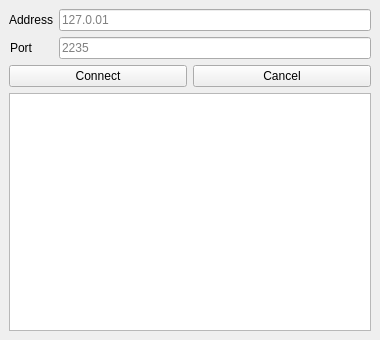
This is rl_ui/hyperbotconnect.ui in SandSnip3r/Hyperbot as Qt 5 draws it before an edit. The edited form follows.
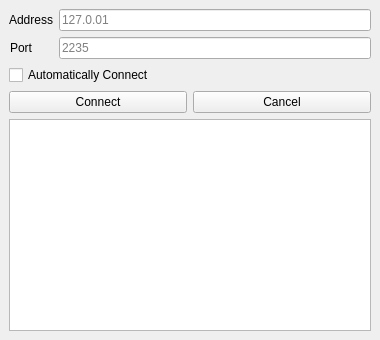
This is the edited form.

Commit message: Automatically reconnect, no max tries.

Patch:
```diff
--- a/rl_ui/hyperbotconnect.ui
+++ b/rl_ui/hyperbotconnect.ui
@@ -50,6 +50,13 @@
       </item>
      </layout>
     </item>
+    <item>
+     <widget class="QCheckBox" name="automaticallyConnectCheckBox">
+      <property name="text">
+       <string>Automatically Connect</string>
+      </property>
+     </widget>
+    </item>
     <item>
      <layout class="QHBoxLayout" name="horizontalLayout">
       <item>
```
The commit also changes 5 other files.
